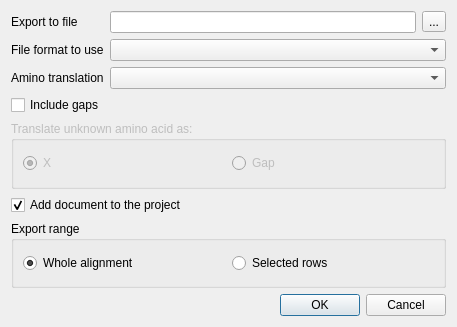
Qt form src/plugins/dna_export/src/ExportMSA2MSADialog.ui (ugeneunipro/ugene) before a commit.
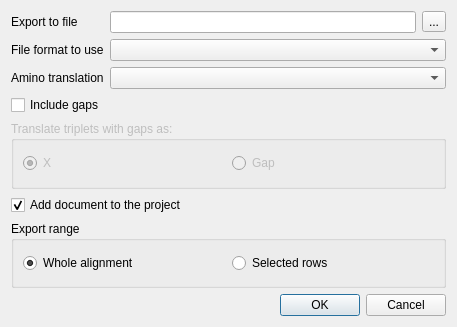
The same form after that commit.

Diff of the .ui file:
```diff
--- a/src/plugins/dna_export/src/ExportMSA2MSADialog.ui
+++ b/src/plugins/dna_export/src/ExportMSA2MSADialog.ui
@@ -74,7 +74,7 @@
       <bool>false</bool>
      </property>
      <property name="title">
-      <string>Translate unknown amino acid as:</string>
+      <string>Translate triplets with gaps as:</string>
      </property>
      <layout class="QHBoxLayout" name="horizontalLayout">
       <item>
```
